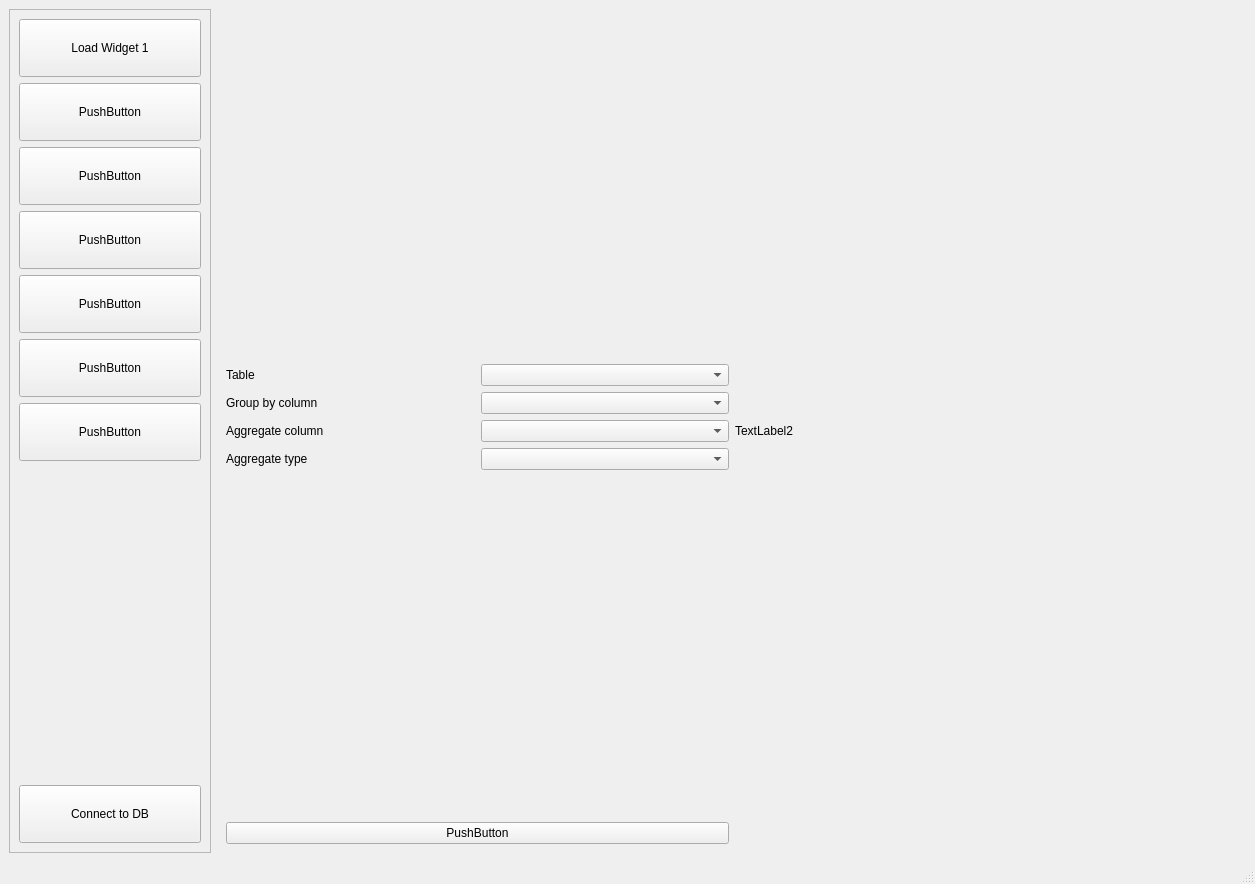
Old version of the form Python/ui/main.ui in the repository amilth/hockey-statistik.
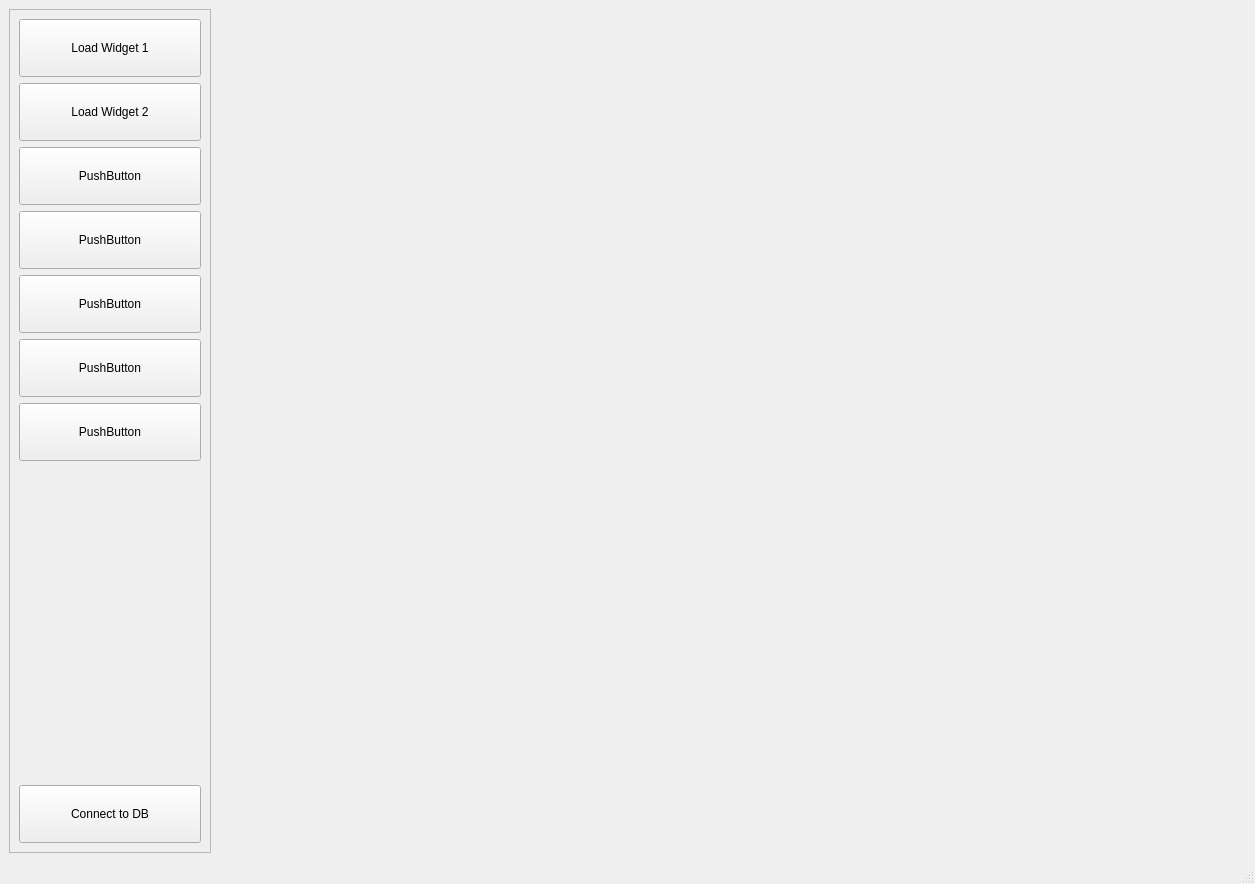
New version of the form.

Diff of the .ui file:
```diff
--- a/Python/ui/main.ui
+++ b/Python/ui/main.ui
@@ -54,7 +54,7 @@
        <item>
         <widget class="QPushButton" name="pushButton_7">
          <property name="text">
-          <string>PushButton</string>
+          <string>Load Widget 2</string>
          </property>
         </widget>
        </item>
@@ -117,148 +117,11 @@
      </widget>
     </item>
     <item>
-     <widget class="QStackedWidget" name="stackedWidget">
-      <property name="currentIndex">
-       <number>0</number>
+     <widget class="QWidget" name="RightWidget" native="true">
+      <property name="styleSheet">
+       <string notr="true"/>
       </property>
-      <widget class="QWidget" name="page">
-       <layout class="QHBoxLayout" name="horizontalLayout_7">
-        <item>
-         <layout class="QVBoxLayout" name="verticalLayout">
-          <property name="sizeConstraint">
-           <enum>QLayout::SetDefaultConstraint</enum>
-          </property>
-          <item>
-           <spacer name="verticalSpacer_2">
-            <property name="orientation">
-             <enum>Qt::Vertical</enum>
-            </property>
-            <property name="sizeHint" stdset="0">
-             <size>
-              <width>20</width>
-              <height>40</height>
-             </size>
-            </property>
-           </spacer>
-          </item>
-          <item>
-           <layout class="QHBoxLayout" name="horizontalLayout_2">
-            <item>
-             <widget class="QLabel" name="tl_Tables">
-              <property name="text">
-               <string>Table</string>
-              </property>
-              <property name="buddy">
-               <cstring>cb_Tables</cstring>
-              </property>
-             </widget>
-            </item>
-            <item>
-             <widget class="QComboBox" name="cb_Tables">
-              <property name="maxVisibleItems">
-               <number>20</number>
-              </property>
-              <property name="frame">
-               <bool>true</bool>
-              </property>
-              <item>
-               <property name="text">
-                <string/>
-               </property>
-              </item>
-             </widget>
-            </item>
-           </layout>
-          </item>
-          <item>
-           <layout class="QHBoxLayout" name="horizontalLayout_3">
-            <item>
-             <widget class="QLabel" name="tl_GroupByColumn">
-              <property name="text">
-               <string>Group by column</string>
-              </property>
-              <property name="buddy">
-               <cstring>cb_GroupByColumn</cstring>
-              </property>
-             </widget>
-            </item>
-            <item>
-             <widget class="QComboBox" name="cb_GroupByColumn"/>
-            </item>
-           </layout>
-          </item>
-          <item>
-           <layout class="QHBoxLayout" name="horizontalLayout_4">
-            <item>
-             <widget class="QLabel" name="tl_AggregateColumn">
-              <property name="text">
-               <string>Aggregate column</string>
-              </property>
-              <property name="buddy">
-               <cstring>cb_AggregateColumn</cstring>
-              </property>
-             </widget>
-            </item>
-            <item>
-             <widget class="QComboBox" name="cb_AggregateColumn"/>
-            </item>
-           </layout>
-          </item>
-          <item>
-           <layout class="QHBoxLayout" name="horizontalLayout_5">
-            <item>
-             <widget class="QLabel" name="tl_AggregateType">
-              <property name="text">
-               <string>Aggregate type</string>
-              </property>
-              <property name="buddy">
-               <cstring>cb_AggregateType</cstring>
-              </property>
-             </widget>
-            </item>
-            <item>
-             <widget class="QComboBox" name="cb_AggregateType"/>
-            </item>
-           </layout>
-          </item>
-          <item>
-           <spacer name="verticalSpacer">
-            <property name="orientation">
-             <enum>Qt::Vertical</enum>
-            </property>
-            <property name="sizeHint" stdset="0">
-             <size>
-              <width>20</width>
-              <height>40</height>
-             </size>
-            </property>
-           </spacer>
-          </item>
-          <item>
-           <widget class="QPushButton" name="pb_UseSelection">
-            <property name="text">
-             <string>PushButton</string>
-            </property>
-           </widget>
-          </item>
-         </layout>
-        </item>
-        <item>
-         <widget class="QLabel" name="tl_resultText">
-          <property name="sizePolicy">
-           <sizepolicy hsizetype="Preferred" vsizetype="Preferred">
-            <horstretch>0</horstretch>
-            <verstretch>0</verstretch>
-           </sizepolicy>
-          </property>
-          <property name="text">
-           <string>TextLabel2</string>
-          </property>
-         </widget>
-        </item>
-       </layout>
-      </widget>
-      <widget class="QWidget" name="page_2"/>
+      <layout class="QGridLayout" name="layout_RightWidget"/>
      </widget>
     </item>
    </layout>
```
Left out of the diff: 9 changed lines with no effect on the pictures.
